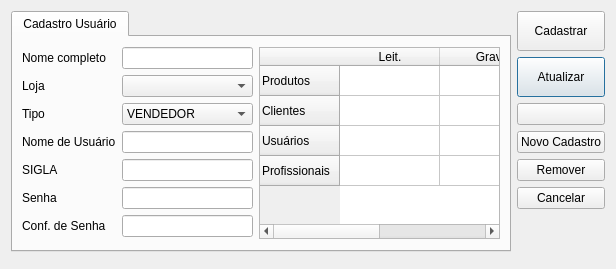
This is cadastrousuario.ui in lellisls/ERP-STACCATO as Qt 5 draws it before an edit. The edited form follows.
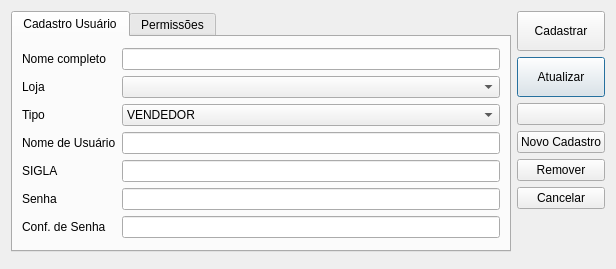
This is the edited form. Icons and pictures are not drawn. Custom widgets are drawn as their Qt base class.

Diff of the .ui file:
```diff
--- a/cadastrousuario.ui
+++ b/cadastrousuario.ui
@@ -208,7 +208,16 @@
            </item>
           </layout>
          </item>
-         <item row="0" column="1">
+        </layout>
+       </item>
+      </layout>
+     </widget>
+     <widget class="QWidget" name="tab_2">
+      <attribute name="title">
+       <string>Permissões</string>
+      </attribute>
+      <layout class="QGridLayout" name="gridLayout_5">
+       <item row="0" column="0">
           <widget class="QTableWidget" name="tableWidget">
            <property name="sizePolicy">
             <sizepolicy hsizetype="Expanding" vsizetype="Preferred">
@@ -287,8 +296,6 @@
             </property>
            </item>
           </widget>
-         </item>
-        </layout>
        </item>
       </layout>
      </widget>
```
Lines whose indentation alone changed are shown as unchanged.
